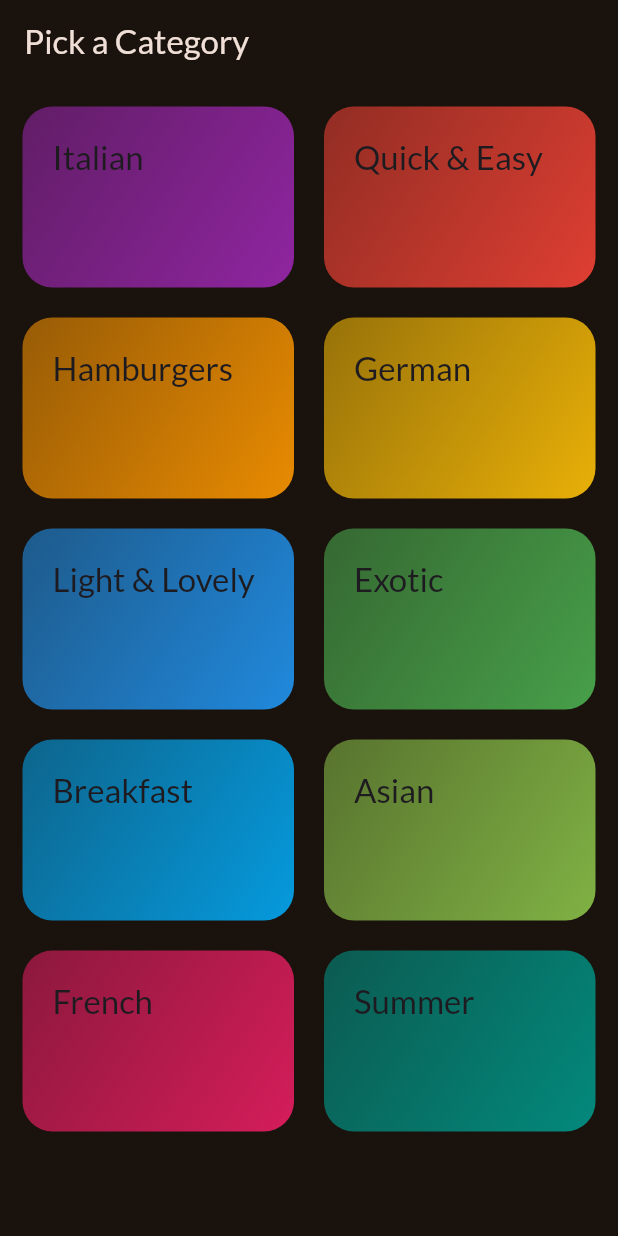
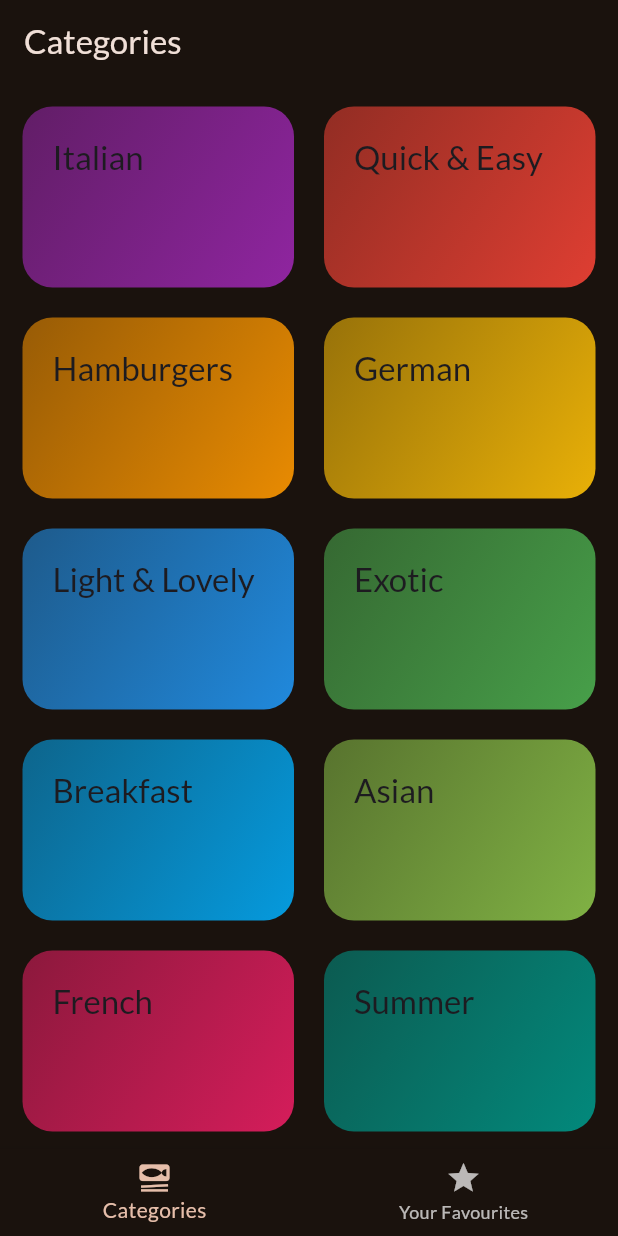
Before and after one commit to SomeshKumarN/flutter_projects, a Flutter app: the screen it shows after launch, on a phone screen of 412 x 824 dp. Run offline on Flutter 3.47's test engine with Material 3 defaults, Android fonts, the phone set to English and light mode, and no system bars; our stand-ins replace google_fonts, transparent_image; missing offline and left inert: dart_casing.

Commit message:
meals_app - Tab Screen added

```diff
--- a/meals_app/lib/main.dart
+++ b/meals_app/lib/main.dart
@@ -1,7 +1,7 @@
 import 'package:flutter/material.dart';
 
 import 'package:google_fonts/google_fonts.dart';
-import 'package:meals_app/screens/categories_screen.dart';
+import 'package:meals_app/screens/tabs_screen.dart';
 
 final theme = ThemeData(
   useMaterial3: true,
@@ -21,6 +21,6 @@ class App extends StatelessWidget {
 
   @override
   Widget build(BuildContext context) {
-    return MaterialApp(theme: theme, home: CategoriesScreen());
+    return MaterialApp(theme: theme, home: TabsScreen());
   }
 }
--- a/meals_app/lib/screens/categories_screen.dart
+++ b/meals_app/lib/screens/categories_screen.dart
@@ -25,11 +25,7 @@ class CategoriesScreen extends StatelessWidget {
 
   @override
   Widget build(BuildContext context) {
-    return Scaffold(
-      appBar: AppBar(
-        title: const Text('Pick a Category'),
-      ),
-      body: GridView(
+    return GridView(
       padding: EdgeInsets.all(15),
       gridDelegate: SliverGridDelegateWithFixedCrossAxisCount(
         crossAxisCount: 2,
@@ -46,7 +42,6 @@ class CategoriesScreen extends StatelessWidget {
             },
           ),
       ],
-      ),
     );
   }
 }
--- /dev/null
+++ b/meals_app/lib/screens/tabs_screen.dart
@@ -0,0 +1,48 @@
+import 'package:flutter/material.dart';
+import 'package:meals_app/screens/categories_screen.dart';
+import 'package:meals_app/screens/meals_screen.dart';
+
+class TabsScreen extends StatefulWidget {
+  const TabsScreen({super.key});
+  @override
+  State<StatefulWidget> createState() {
+    return _TabsScreebState();
+  }
+}
+
+class _TabsScreebState extends State<TabsScreen> {
+  var _currentIndex = 0;
+
+  void _onSelectTab(int index) {
+    setState(() {
+      _currentIndex = index;
+    });
+  }
+
+  @override
+  Widget build(BuildContext context) {
+    Widget currentScreen = CategoriesScreen();
+    var currentScreenTitle = "Categories";
+    if (_currentIndex == 1) {
+      currentScreen = MealsScreen(meals: []);
+      currentScreenTitle = "Your Favourites";
+    }
+
+    return Scaffold(
+      appBar: AppBar(
+        title: Text(currentScreenTitle),
+      ),
+      body: currentScreen,
+      bottomNavigationBar: BottomNavigationBar(
+        onTap: _onSelectTab,
+        currentIndex: _currentIndex,
+        items: [
+          BottomNavigationBarItem(
+              icon: Icon(Icons.set_meal), label: "Categories"),
+          BottomNavigationBarItem(
+              icon: Icon(Icons.star), label: "Your Favourites"),
+        ],
+      ),
+    );
+  }
+}
```
Also changed, not shown: meals_app/lib/screens/meals_screen.dart (+8 -3 lines). Lines whose indentation alone changed are shown as unchanged.
